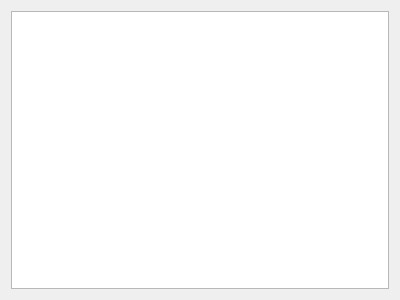
The window that ui/pickhistorydialog.ui (demonbro-dev/RPQt) describes before a commit, drawn with Qt 5.
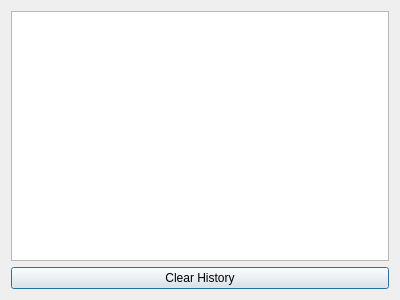
The same window after the commit.

Commit message: Add ClearHistory feature

Patch:
```diff
--- a/ui/pickhistorydialog.ui
+++ b/ui/pickhistorydialog.ui
@@ -17,6 +17,13 @@
    <item>
     <widget class="QListWidget" name="historyListWidget"/>
    </item>
+   <item>
+    <widget class="QPushButton" name="ClearButton">
+     <property name="text">
+      <string>Clear History</string>
+     </property>
+    </widget>
+   </item>
   </layout>
  </widget>
  <resources/>
```
The commit also changes 7 other files.
